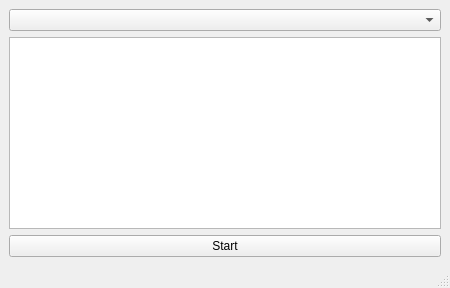
Above: main.ui from jangxx/knallmeister-audio-forwarder before the change. Below: the same form after it.
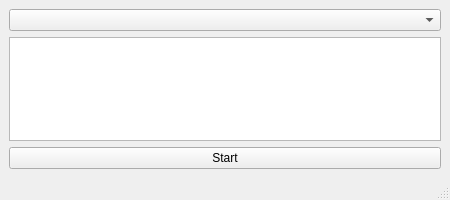
That is the form after the change.

Diff of the .ui file:
```diff
--- a/main.ui
+++ b/main.ui
@@ -2,6 +2,14 @@
 <ui version="4.0">
  <class>MainWindow</class>
  <widget class="QMainWindow" name="MainWindow">
+  <property name="geometry">
+   <rect>
+    <x>0</x>
+    <y>0</y>
+    <width>450</width>
+    <height>200</height>
+   </rect>
+  </property>
   <property name="minimumSize">
    <size>
     <width>450</width>
@@ -25,7 +33,14 @@
        <widget class="QComboBox" name="inputSelect"/>
       </item>
       <item>
-       <widget class="QTextEdit" name="outputBox"/>
+       <widget class="QTextEdit" name="outputBox">
+        <property name="readOnly">
+         <bool>true</bool>
+        </property>
+        <property name="acceptRichText">
+         <bool>false</bool>
+        </property>
+       </widget>
       </item>
       <item>
        <widget class="QPushButton" name="startButton">
```
